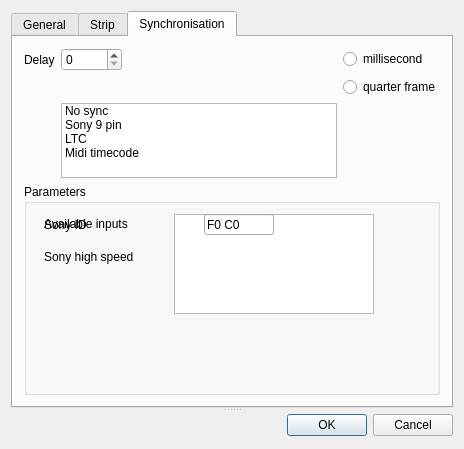
This is app/Joker/PreferencesDialog.ui in JokerSync/Joker as Qt 5 draws it before an edit. The edited form follows.
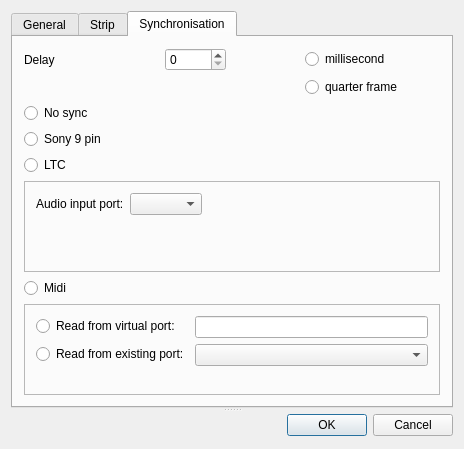
This is the edited form. Custom widgets are drawn as their Qt base class.

Commit message: better preferences dialog for synchronisation

```diff
--- a/app/Joker/PreferencesDialog.ui
+++ b/app/Joker/PreferencesDialog.ui
@@ -1,7 +1,7 @@
 <?xml version="1.0" encoding="UTF-8"?>
 <ui version="4.0">
  <class>PreferencesDialog</class>
- <widget class="QWidget" name="PreferencesDialog">
+ <widget class="QDialog" name="PreferencesDialog">
   <property name="geometry">
    <rect>
     <x>0</x>
@@ -282,36 +282,6 @@
             </property>
            </widget>
           </item>
-          <item row="2" column="1">
-           <widget class="QListWidget" name="listWidgetSync">
-            <property name="maximumSize">
-             <size>
-              <width>16777215</width>
-              <height>75</height>
-             </size>
-            </property>
-            <item>
-             <property name="text">
-              <string>No sync</string>
-             </property>
-            </item>
-            <item>
-             <property name="text">
-              <string>Sony 9 pin</string>
-             </property>
-            </item>
-            <item>
-             <property name="text">
-              <string>LTC</string>
-             </property>
-            </item>
-            <item>
-             <property name="text">
-              <string>Midi timecode</string>
-             </property>
-            </item>
-           </widget>
-          </item>
           <item row="1" column="2">
            <widget class="QRadioButton" name="radioButtonQF">
             <property name="text">
@@ -332,130 +302,6 @@
             </property>
            </widget>
           </item>
-          <item row="3" column="0" colspan="3">
-           <widget class="QGroupBox" name="groupBoxSony">
-            <property name="enabled">
-             <bool>true</bool>
-            </property>
-            <property name="minimumSize">
-             <size>
-              <width>100</width>
-              <height>150</height>
-             </size>
-            </property>
-            <property name="title">
-             <string>Parameters</string>
-            </property>
-            <widget class="QLabel" name="lblSonyHighSpeed">
-             <property name="enabled">
-              <bool>true</bool>
-             </property>
-             <property name="geometry">
-              <rect>
-               <x>20</x>
-               <y>61</y>
-               <width>114</width>
-               <height>24</height>
-              </rect>
-             </property>
-             <property name="text">
-              <string>Sony high speed</string>
-             </property>
-            </widget>
-            <widget class="QLabel" name="lblSonyID">
-             <property name="enabled">
-              <bool>true</bool>
-             </property>
-             <property name="geometry">
-              <rect>
-               <x>20</x>
-               <y>30</y>
-               <width>114</width>
-               <height>21</height>
-              </rect>
-             </property>
-             <property name="text">
-              <string>Sony ID</string>
-             </property>
-            </widget>
-            <widget class="QSpinBox" name="spinBoxSonyHighSpeed">
-             <property name="enabled">
-              <bool>true</bool>
-             </property>
-             <property name="geometry">
-              <rect>
-               <x>180</x>
-               <y>61</y>
-               <width>75</width>
-               <height>24</height>
-              </rect>
-             </property>
-             <property name="minimumSize">
-              <size>
-               <width>75</width>
-               <height>0</height>
-              </size>
-             </property>
-             <property name="minimum">
-              <number>1</number>
-             </property>
-             <property name="maximum">
-              <number>100</number>
-             </property>
-             <property name="value">
-              <number>3</number>
-             </property>
-            </widget>
-            <widget class="QLabel" name="lblInputs">
-             <property name="geometry">
-              <rect>
-               <x>20</x>
-               <y>30</y>
-               <width>121</width>
-               <height>19</height>
-              </rect>
-             </property>
-             <property name="text">
-              <string>Available inputs</string>
-             </property>
-            </widget>
-            <widget class="QListWidget" name="listWidgetInputs">
-             <property name="geometry">
-              <rect>
-               <x>150</x>
-               <y>30</y>
-               <width>200</width>
-               <height>100</height>
-              </rect>
-             </property>
-            </widget>
-            <widget class="QLineEdit" name="lineEditSonyID">
-             <property name="geometry">
-              <rect>
-               <x>180</x>
-               <y>30</y>
-               <width>70</width>
-               <height>21</height>
-              </rect>
-             </property>
-             <property name="maximumSize">
-              <size>
-               <width>70</width>
-               <height>16777215</height>
-              </size>
-             </property>
-             <property name="text">
-              <string notr="true">F0 C0</string>
-             </property>
-             <property name="maxLength">
-              <number>20</number>
-             </property>
-             <property name="placeholderText">
-              <string notr="true"/>
-             </property>
-            </widget>
-           </widget>
-          </item>
           <item row="0" column="2">
            <widget class="QRadioButton" name="radioButtonMS">
             <property name="text">
@@ -465,6 +311,91 @@
           </item>
          </layout>
         </item>
+        <item>
+         <widget class="QRadioButton" name="noSyncRadioButton">
+          <property name="text">
+           <string>No sync</string>
+          </property>
+         </widget>
+        </item>
+        <item>
+         <widget class="QRadioButton" name="sonyRadioButton">
+          <property name="text">
+           <string>Sony 9 pin</string>
+          </property>
+         </widget>
+        </item>
+        <item>
+         <widget class="QRadioButton" name="ltcRadioButton">
+          <property name="text">
+           <string>LTC</string>
+          </property>
+         </widget>
+        </item>
+        <item>
+         <widget class="QFrame" name="ltcFrame">
+          <property name="frameShape">
+           <enum>QFrame::StyledPanel</enum>
+          </property>
+          <property name="frameShadow">
+           <enum>QFrame::Raised</enum>
+          </property>
+          <layout class="QFormLayout" name="formLayout_2">
+           <property name="fieldGrowthPolicy">
+            <enum>QFormLayout::FieldsStayAtSizeHint</enum>
+           </property>
+           <item row="0" column="1">
+            <widget class="QComboBox" name="ltcInputPortComboBox"/>
+           </item>
+           <item row="0" column="0">
+            <widget class="QLabel" name="ltcInputPortLabel">
+             <property name="text">
+              <string>Audio input port:</string>
+             </property>
+            </widget>
+           </item>
+          </layout>
+         </widget>
+        </item>
+        <item>
+         <widget class="QRadioButton" name="midiRadioButton">
+          <property name="text">
+           <string>Midi</string>
+          </property>
+         </widget>
+        </item>
+        <item>
+         <widget class="QFrame" name="midiFrame">
+          <property name="frameShape">
+           <enum>QFrame::StyledPanel</enum>
+          </property>
+          <property name="frameShadow">
+           <enum>QFrame::Raised</enum>
+          </property>
+          <layout class="QFormLayout" name="formLayout_3">
+           <item row="1" column="1">
+            <widget class="QComboBox" name="existingMidiInputPortComboBox"/>
+           </item>
+           <item row="1" column="0">
+            <widget class="QRadioButton" name="midiExistingInputPortRadioButton">
+             <property name="text">
+              <string>Read from existing port:</string>
+             </property>
+            </widget>
+           </item>
+           <item row="0" column="0">
+            <widget class="QRadioButton" name="midiVirtualInputPortRadioButton">
+             <property name="text">
+              <string>Read from virtual port:</string>
+             </property>
+            </widget>
+           </item>
+           <item row="0" column="1">
+            <widget class="QLineEdit" name="virtualMidiInputPortLineEdit"/>
+           </item>
+          </layout>
+         </widget>
+        </item>
        </layout>
       </widget>
      </widget>
```
Left out of the diff: 38 changed lines with no effect on the pictures. The commit also changes 7 other files.
